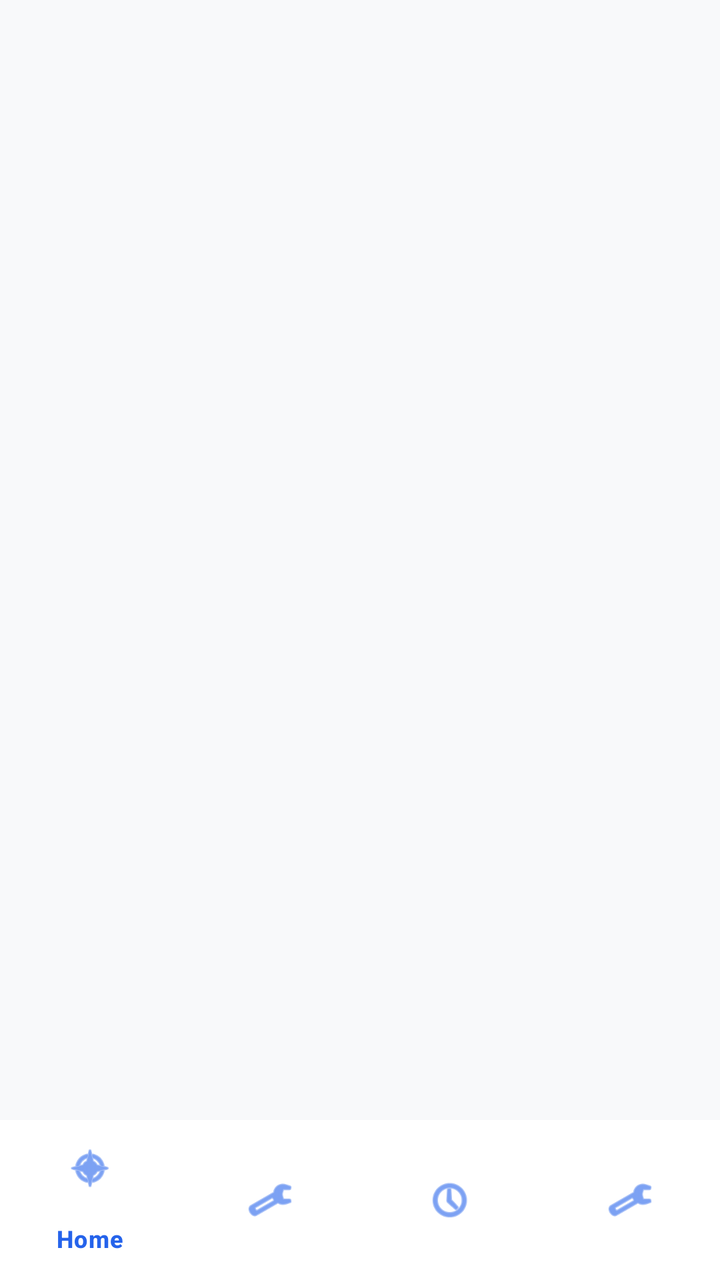
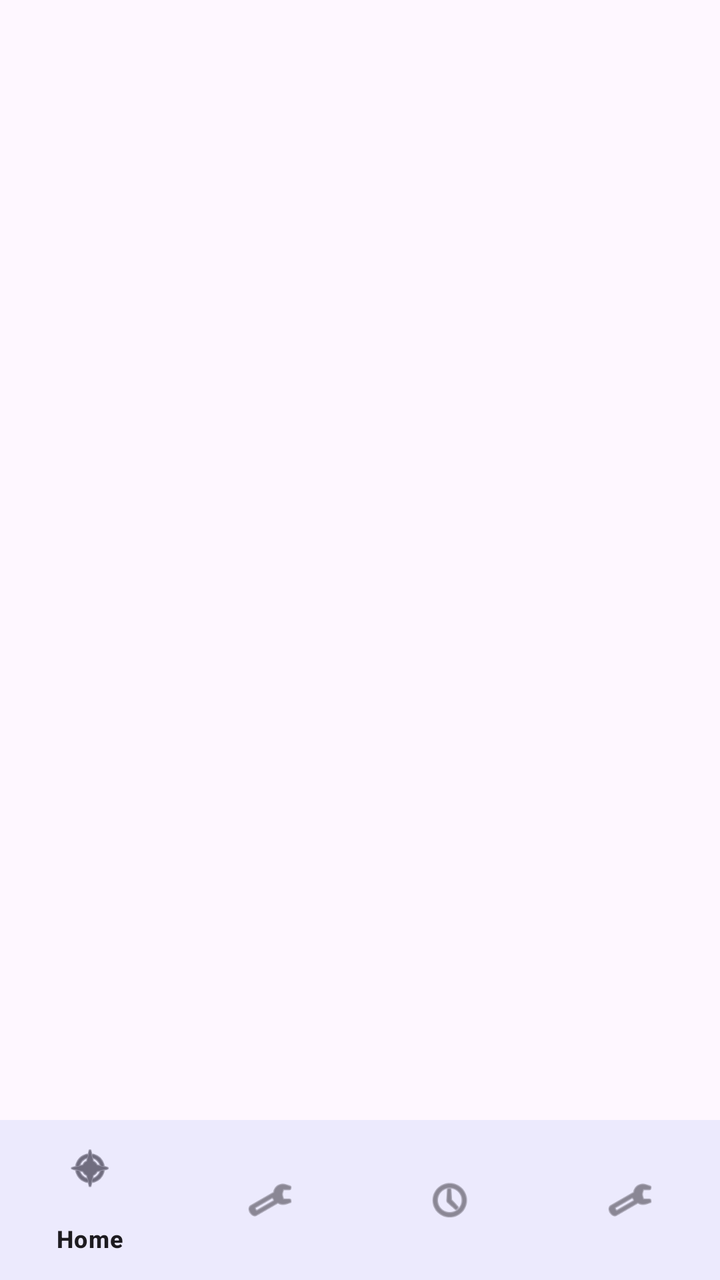

Two renders of the same Android screen: before a commit and after it. Below are the layout's source before the change and the commit's diff.
<!-- AndroidManifest.xml: application theme Theme.XaillaClass -->
<!-- res/layout/activity_main.xml -->
<?xml version="1.0" encoding="utf-8"?>
<androidx.constraintlayout.widget.ConstraintLayout xmlns:android="http://schemas.android.com/apk/res/android"
    xmlns:app="http://schemas.android.com/apk/res-auto" android:layout_width="match_parent"
    android:layout_height="match_parent" android:background="#F8F9FA">
    <FrameLayout android:id="@+id/fragmentContainer" android:layout_width="0dp" android:layout_height="0dp"
        app:layout_constraintTop_toTopOf="parent" app:layout_constraintBottom_toTopOf="@id/bottomNav"
        app:layout_constraintStart_toStartOf="parent" app:layout_constraintEnd_toEndOf="parent" />
    <com.google.android.material.bottomnavigation.BottomNavigationView
        android:id="@+id/bottomNav" android:layout_width="0dp" android:layout_height="wrap_content"
        android:background="#FFFFFF" android:elevation="8dp" app:itemIconTint="@color/blue_primary"
        app:itemTextColor="@color/blue_primary" app:menu="@menu/bottom_menu"
        app:layout_constraintBottom_toBottomOf="parent" app:layout_constraintStart_toStartOf="parent"
        app:layout_constraintEnd_toEndOf="parent" />
</androidx.constraintlayout.widget.ConstraintLayout>
<!-- resources referenced by this layout -->
<resources>
  <color name="blue_primary">#2563EB</color>
  <style name="Theme.XaillaClass" parent="Theme.Material3.DayNight.NoActionBar">
          <item name="colorPrimary">#2563EB</item>
          <item name="android:statusBarColor">@android:color/transparent</item>
          <item name="android:windowLightStatusBar">true</item>
      </style>
</resources>

<!-- the commit's change to res/layout/activity_main.xml (unified diff, before → after) -->
@@ -1,14 +1,13 @@
 <?xml version="1.0" encoding="utf-8"?>
 <androidx.constraintlayout.widget.ConstraintLayout xmlns:android="http://schemas.android.com/apk/res/android"
     xmlns:app="http://schemas.android.com/apk/res-auto" android:layout_width="match_parent"
-    android:layout_height="match_parent" android:background="#F8F9FA">
+    android:layout_height="match_parent" android:background="?android:attr/windowBackground">
     <FrameLayout android:id="@+id/fragmentContainer" android:layout_width="0dp" android:layout_height="0dp"
         app:layout_constraintTop_toTopOf="parent" app:layout_constraintBottom_toTopOf="@id/bottomNav"
         app:layout_constraintStart_toStartOf="parent" app:layout_constraintEnd_toEndOf="parent" />
     <com.google.android.material.bottomnavigation.BottomNavigationView
         android:id="@+id/bottomNav" android:layout_width="0dp" android:layout_height="wrap_content"
-        android:background="#FFFFFF" android:elevation="8dp" app:itemIconTint="@color/blue_primary"
-        app:itemTextColor="@color/blue_primary" app:menu="@menu/bottom_menu"
+        android:background="?attr/colorSurface" app:menu="@menu/bottom_menu"
         app:layout_constraintBottom_toBottomOf="parent" app:layout_constraintStart_toStartOf="parent"
         app:layout_constraintEnd_toEndOf="parent" />
 </androidx.constraintlayout.widget.ConstraintLayout>
<!-- resource entries referenced after the edit -->
@@ -1,6 +1,5 @@
 <!-- resources referenced by this layout -->
 <resources>
-  <color name="blue_primary">#2563EB</color>
   <style name="Theme.XaillaClass" parent="Theme.Material3.DayNight.NoActionBar">
           <item name="colorPrimary">#2563EB</item>
           <item name="android:statusBarColor">@android:color/transparent</item>
